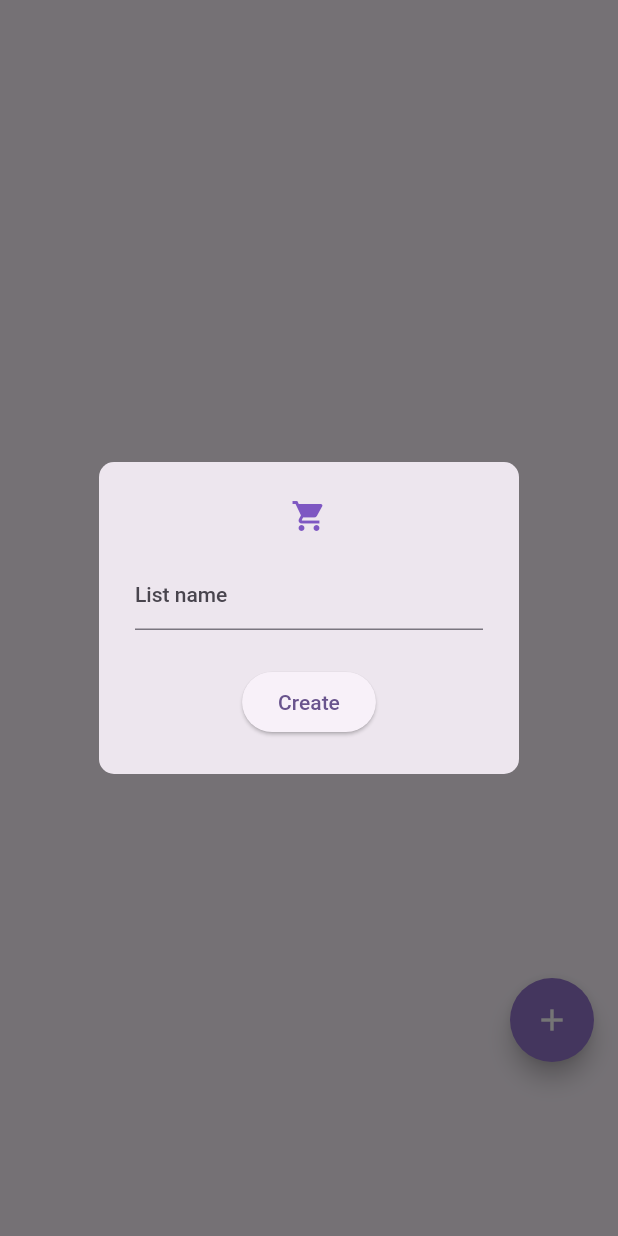
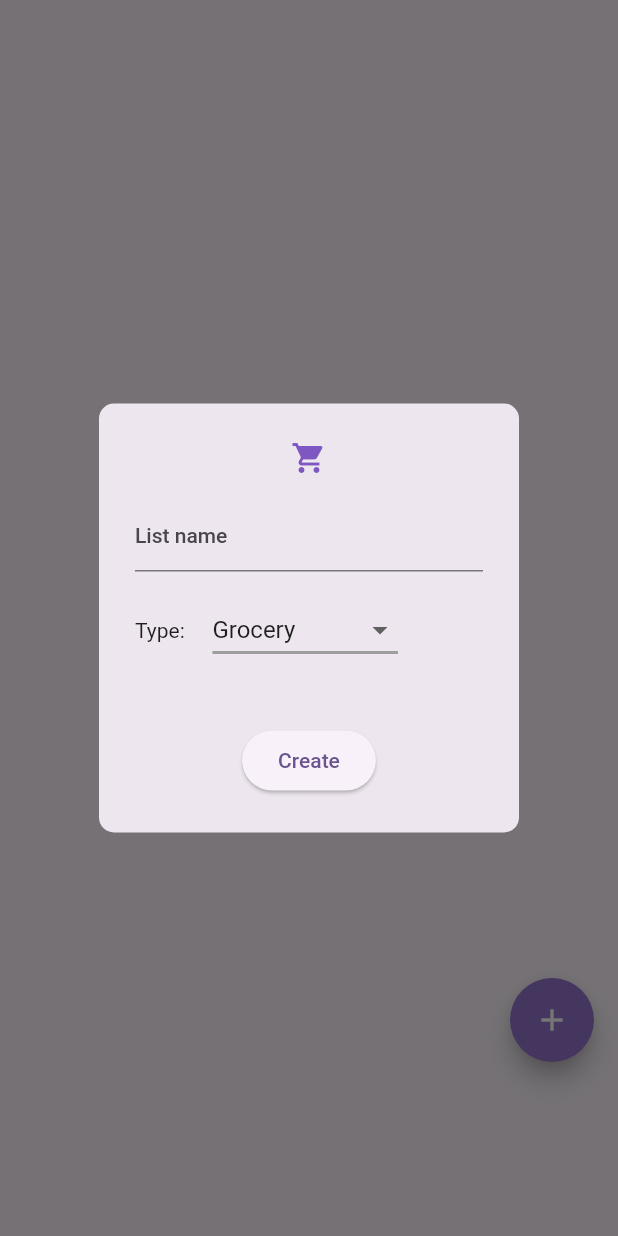
Before and after one commit to AlexanderTheGreatSK/itu_app, a Flutter app: the FamilyListPage screen opened directly, after a tap on the "add" icon, on a phone screen of 412 x 824 dp. Run offline on Flutter 3.47's test engine with Material 2 defaults, Android fonts, the phone set to English and light mode, and no system bars; our stand-ins replace carousel_slider, cloud_firestore, firebase_auth, firebase_core, firebase_storage, flutter_animation_progress_bar and 5 more; accounts and stored records are empty; Roboto replaces fonts that are missing (Offside).

Commit message:
Selecting type if creating new list

```diff
--- a/lib/Pages/ShoppingList/AddListPage.dart
+++ b/lib/Pages/ShoppingList/AddListPage.dart
@@ -13,7 +13,16 @@ class AddListPage extends StatefulWidget {
 
 class _AddListPageState extends State<AddListPage> {
   DatabaseHandler databaseHandler = DatabaseHandler();
-  ShoppingList newShoppingList =  ShoppingList.empty();
+  ShoppingList newShoppingList = ShoppingList.empty();
+
+  List<String> list = <String>[
+    'Grocery',
+    'Pet shop',
+    'Drugstore',
+    'Hobby market',
+    'Add my type'
+  ];
+  String dropdownValue = 'Grocery';
 
   @override
   Widget build(BuildContext context) {
@@ -22,30 +31,63 @@ class _AddListPageState extends State<AddListPage> {
       iconColor: Colors.deepPurple[400],
       shape: const RoundedRectangleBorder(
           borderRadius: BorderRadius.all(Radius.circular(10.0))),
-      content: TextField(
+      content: Column(
+        mainAxisSize: MainAxisSize.min,
+        children: [
+          TextField(
             onChanged: (value) {
               newShoppingList.name = value;
             },
             decoration: const InputDecoration(hintText: 'List name'),
           ),
+          Row(
+            children: [
+              const Text('Type: '),
+              Padding(
+                padding: const EdgeInsets.all(15.0),
+                child: DropdownButton<String>(
+                  value: dropdownValue,
+                  icon: const Icon(Icons.arrow_drop_down_outlined),
+                  elevation: 4,
+                  underline: Container(
+                    height: 2,
+                    color: Colors.grey,
+                  ),
+                  onChanged: (String? value) {
+                    setState(() {
+                      newShoppingList.type = value!;
+                      dropdownValue = value;
+                    });
+                  },
+                  items: list.map<DropdownMenuItem<String>>((String value) {
+                    return DropdownMenuItem<String>(
+                      value: value,
+                      child: Text(value),
+                    );
+                  }).toList(),
+                ),
+              ),
+            ],
+          ),
+        ],
+      ),
       actions: <Widget>[
         Center(
           child: ElevatedButton(
-            onPressed: (){
+              onPressed: () {
                 setState(() {
                   createShoppingList();
-                Navigator.of(context).pop();
+                  Navigator.pop(context);
                 });
               },
-              child: const Text('Create')
-          ),
+              child: const Text('Create')),
         ),
       ],
     );
   }
 
   void createShoppingList() async {
-    if(widget.isPrivate == true){
+    if (widget.isPrivate == true) {
       newShoppingList.assignedUsers.add(await databaseHandler.getCurrentUser());
     } else {
       newShoppingList.assignedUsers = await databaseHandler.getUsers();
@@ -53,6 +95,4 @@ class _AddListPageState extends State<AddListPage> {
     newShoppingList.private = widget.isPrivate;
     databaseHandler.createNewShoppingList(newShoppingList);
   }
-
-
 }
```
Lines whose indentation alone changed are shown as unchanged.
